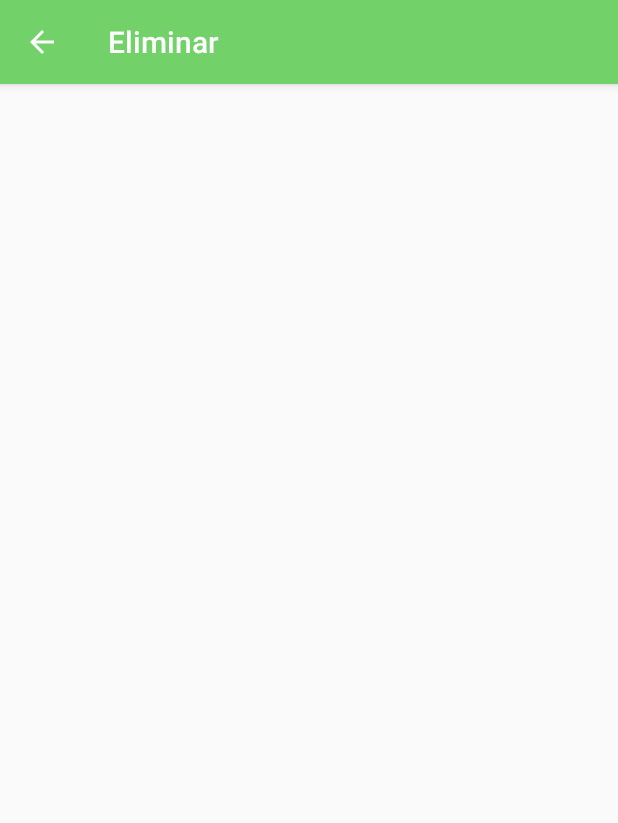
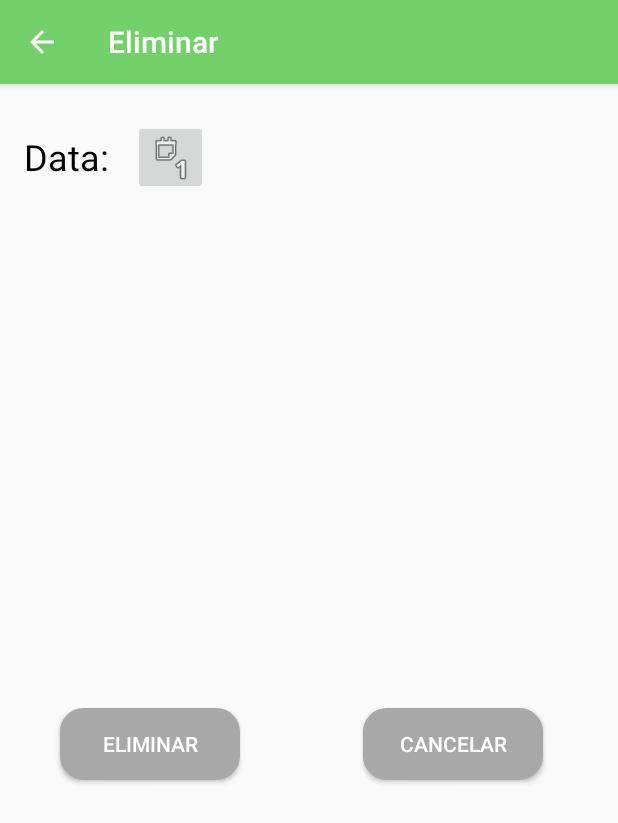
Before and after one commit to VagnerBomJesus/MyFinances, an Android app: the Eliminar screen opened directly, with no data from a screen before it, on a phone screen of 412 x 824 dp. Shown: the top 823 px of the screen. Run offline under Robolectric (Android 15) with nearby library versions, the phone set to English and light mode, and no system bars.

Commit message:
Commit validar os campos de Editar e finalizar o bottun de eliminar

```diff
--- a/app/src/main/java/pt/vagner/myfinances/DefinicoesApp.java
+++ b/app/src/main/java/pt/vagner/myfinances/DefinicoesApp.java
@@ -4,4 +4,5 @@ class DefinicoesApp {
     public static final String MENSAGEM = "pt.vagner.myfinances.MENSAGEM";
     public static final String Designacao="pt.vagner.myfinances.Designacao";
     public static final String DATA = "pt.vagner.myfinances.DATA";
+    public static final String Categoria = "pt.vagner.myfinances.Categoria";
 }
--- a/app/src/main/java/pt/vagner/myfinances/ListarTodos.java
+++ b/app/src/main/java/pt/vagner/myfinances/ListarTodos.java
@@ -44,11 +44,17 @@ public class ListarTodos extends AppCompatActivity {
         int dia = getCurrentDay();
         int mes = getCurrentMonth();
         int ano = getCurrentYear();
+
+
         Intent intent = getIntent();
+
         String mensagem = intent.getStringExtra(DefinicoesApp.MENSAGEM);
         Date data = (Date) intent.getSerializableExtra(DefinicoesApp.DATA);
+
         TextView textViewValor = (TextView) findViewById(R.id.textViewValor);
         TextView textViewData = (TextView) findViewById(R.id.textViewData);
+
+
         textViewData.setText(""+dia+"/"+mes+"/"+ano);
         textViewValor.setText(mensagem+"€");
     }
--- a/app/src/main/java/pt/vagner/myfinances/NovaDespesa.java
+++ b/app/src/main/java/pt/vagner/myfinances/NovaDespesa.java
@@ -75,8 +75,6 @@ public class NovaDespesa extends AppCompatActivity {
 
         startActivity(intent);
 
-
-
     }
 
 
--- a/app/src/main/res/layout/content_editar.xml
+++ b/app/src/main/res/layout/content_editar.xml
@@ -138,7 +138,7 @@
         app:layout_constraintTop_toBottomOf="@+id/textInputLayout2">
 
         <com.google.android.material.textfield.TextInputEditText
-            android:id="@+id/textInputEditText"
+            android:id="@+id/textInputEditValor"
             android:layout_width="@dimen/Margin233"
             android:layout_height="wrap_content"
             android:hint="@string/valor_euros"
@@ -159,6 +159,7 @@
         app:layout_constraintTop_toBottomOf="@+id/textView20">
 
         <com.google.android.material.textfield.TextInputEditText
+            android:id="@+id/editEditeDesinacao"
             android:layout_width="match_parent"
             android:layout_height="wrap_content"
             android:hint="@string/descricao_Edite"
@@ -175,6 +176,7 @@
         app:layout_constraintTop_toBottomOf="@+id/textView18">
 
         <com.google.android.material.textfield.TextInputEditText
+            android:id="@+id/textCategoria"
             android:layout_width="@dimen/Margin200"
             android:layout_height="@dimen/Margin42"
             android:hint="@string/tipo"
--- a/app/src/main/res/layout/content_eliminar.xml
+++ b/app/src/main/res/layout/content_eliminar.xml
@@ -8,4 +8,100 @@
     tools:context=".Eliminar"
     tools:showIn="@layout/activity_eliminar">
 
+    <Button
+        android:id="@+id/buttonGuardarEitado"
+        android:layout_width="wrap_content"
+        android:layout_height="wrap_content"
+        android:layout_marginStart="40dp"
+        android:layout_marginLeft="40dp"
+        android:layout_marginTop="200dp"
+        android:background="@drawable/buttoncancelar_shape"
+        android:onClick="Eliminar"
+        android:text="@string/eliminar"
+        android:textColor="#FFFFFF"
+        app:layout_constraintStart_toStartOf="parent"
+        app:layout_constraintTop_toBottomOf="@+id/textView2" />
+
+
+
+
+
+
+
+
+    <TextView
+        android:id="@+id/textViewSelectedDateDespesa"
+        android:layout_width="wrap_content"
+        android:layout_height="wrap_content"
+        android:layout_marginStart="@dimen/fa_margin"
+        android:layout_marginLeft="@dimen/fa_margin"
+        android:layout_marginTop="32dp"
+        android:layout_marginEnd="@dimen/fa_margin"
+        android:layout_marginRight="@dimen/fa_margin"
+        android:textSize="24sp"
+        app:fontFamily="sans-serif-condensed"
+        app:layout_constraintEnd_toEndOf="parent"
+        app:layout_constraintStart_toEndOf="@+id/ContentDescription"
+        app:layout_constraintTop_toTopOf="parent" />
+
+    <TextView
+        android:id="@+id/textView18"
+        android:layout_width="wrap_content"
+        android:layout_height="wrap_content"
+        android:layout_marginStart="@dimen/fab_margin"
+        android:layout_marginLeft="@dimen/fab_margin"
+        android:layout_marginTop="@dimen/Margin32"
+        android:text="@string/escolha_a_data"
+        android:textAppearance="@style/TextAppearance.AppCompat.Display1"
+        android:textColor="@android:color/background_dark"
+        android:textSize="24sp"
+        app:layout_constraintStart_toStartOf="parent"
+        app:layout_constraintTop_toTopOf="parent" />
+
+    <ImageButton
+        android:id="@+id/ContentDescription"
+        android:layout_width="@dimen/Margin50"
+        android:layout_height="@dimen/Margin50"
+        android:layout_marginStart="@dimen/fab_margin"
+        android:layout_marginLeft="@dimen/fab_margin"
+        android:layout_marginTop="24sp"
+        app:layout_constraintStart_toEndOf="@+id/textView18"
+        app:layout_constraintTop_toTopOf="parent"
+        app:srcCompat="@android:drawable/ic_menu_day"
+        android:contentDescription="@string/todo" />
+
+
+    <Button
+        android:id="@+id/button"
+        android:layout_width="wrap_content"
+        android:layout_height="wrap_content"
+        android:layout_marginStart="@dimen/Margin50"
+        android:layout_marginLeft="@dimen/Margin50"
+        android:layout_marginTop="200dp"
+        android:layout_marginEnd="@dimen/Margin50"
+        android:layout_marginRight="@dimen/Margin50"
+        android:background="@drawable/buttoncancelar_shape"
+        android:onClick="cancel"
+        android:text="@string/cancelar"
+        android:textColor="#FFFFFF"
+        app:layout_constraintEnd_toEndOf="parent"
+        app:layout_constraintHorizontal_bias="1.0"
+        app:layout_constraintStart_toEndOf="@+id/buttonGuardarEitado"
+        app:layout_constraintTop_toBottomOf="@+id/textView2" />
+
+    <TextView
+        android:id="@+id/textView2"
+        android:layout_width="255dp"
+        android:layout_height="26dp"
+        android:layout_marginStart="8dp"
+        android:layout_marginLeft="8dp"
+        android:layout_marginTop="116dp"
+        android:layout_marginEnd="8dp"
+        android:layout_marginRight="8dp"
+        app:layout_constraintEnd_toEndOf="parent"
+        app:layout_constraintStart_toStartOf="parent"
+        app:layout_constraintTop_toBottomOf="@+id/ContentDescription"
+        tools:text="O Que dejejas determinar!" />
+
+
 </androidx.constraintlayout.widget.ConstraintLayout>
--- a/app/src/main/res/values/strings.xml
+++ b/app/src/main/res/values/strings.xml
@@ -59,4 +59,5 @@
     <string name="title_activity_eliminar">Eliminar</string>
     <string name="title_activity_editar">Editar</string>
     <string name="guardar">Guardar</string>
+    <string name="eliminar">Eliminar</string>
 </resources>
```
Also changed, not shown: app/src/main/java/pt/vagner/myfinances/Editar.java (+50 -0 lines), app/src/main/java/pt/vagner/myfinances/Eliminar.java (+11 -0 lines), 1 other file.
